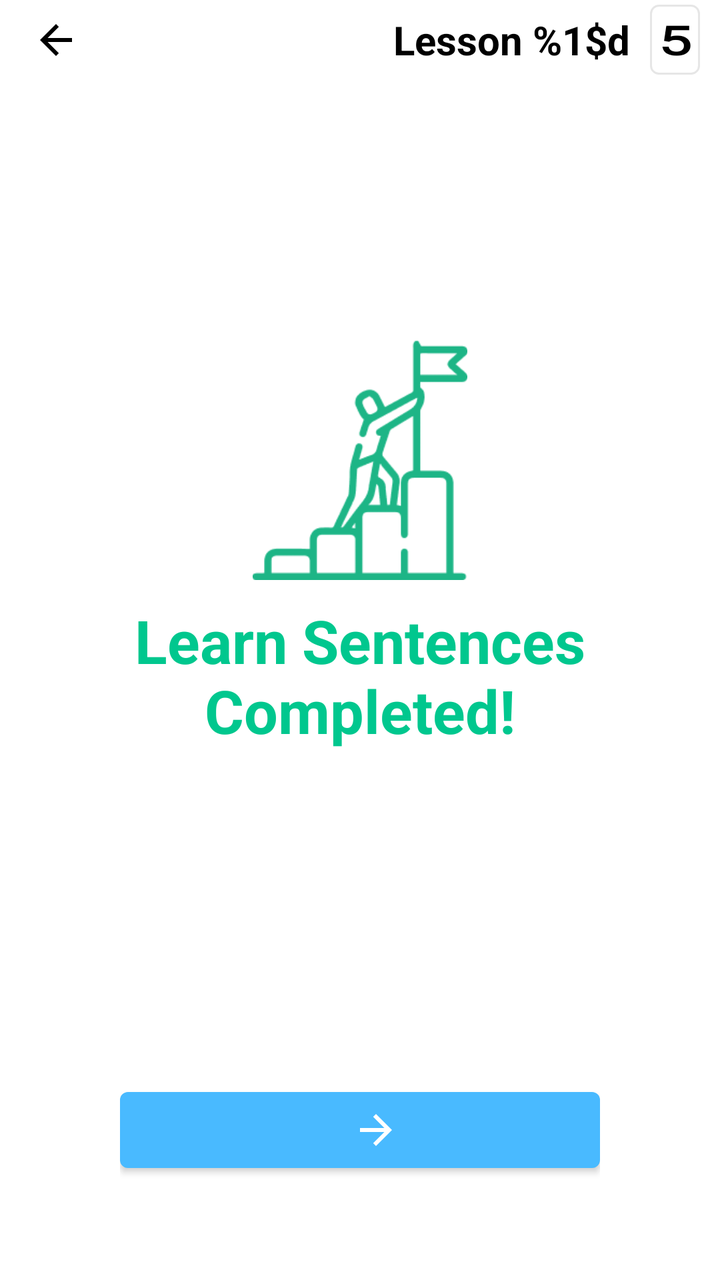
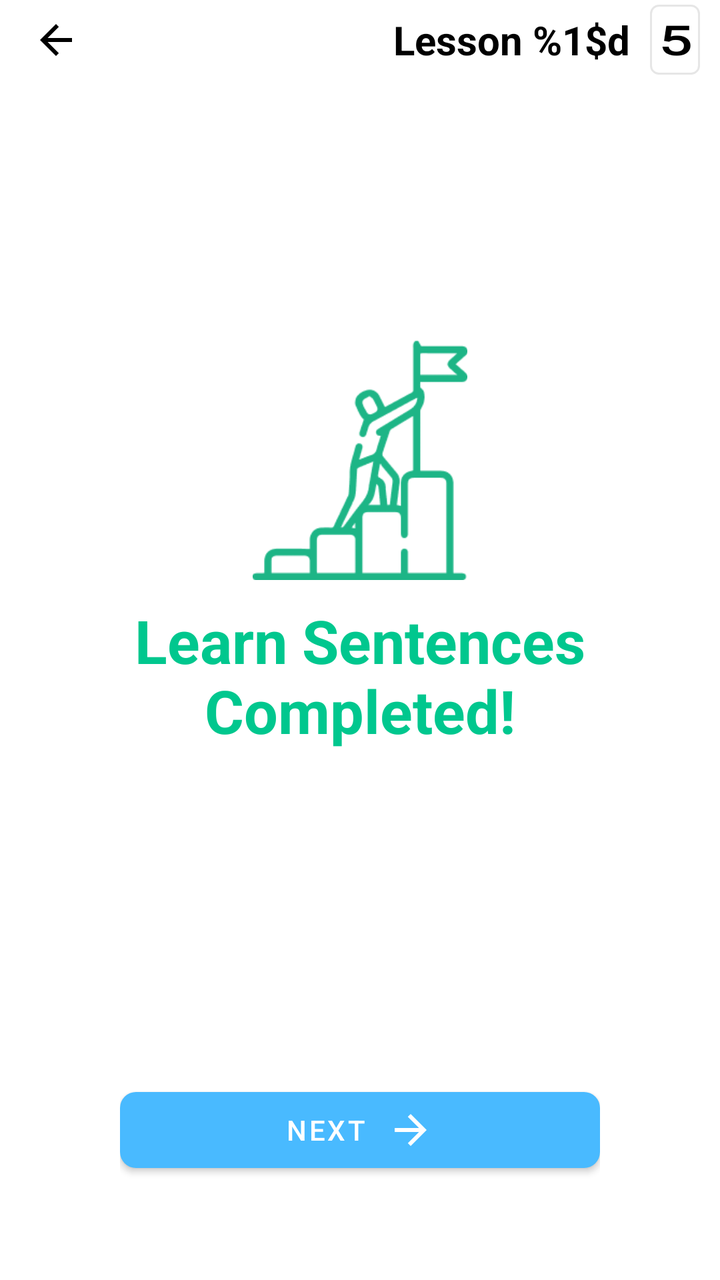

Compare the two renders of this Android layout. The source of the first and the diff that turns it into the second are given below.
<!-- AndroidManifest.xml: application theme Theme.SUN -->
<!-- res/layout/activity_section_completed.xml -->
<?xml version="1.0" encoding="utf-8"?>
<LinearLayout xmlns:android="http://schemas.android.com/apk/res/android"
    xmlns:app="http://schemas.android.com/apk/res-auto"
    android:layout_width="match_parent"
    android:layout_height="match_parent"
    xmlns:tools="http://schemas.android.com/tools"
    android:orientation="vertical"
    tools:context=".ui.activity.SectionCompleteActivity">

    <include android:id="@+id/top_nav_bar"
        layout="@layout/top_navigation" />

    <LinearLayout
        android:layout_width="match_parent"
        android:layout_height="fill_parent"
        android:orientation="vertical">

        <LinearLayout
            android:layout_width="match_parent"
            android:layout_height="wrap_content"
            android:orientation="vertical"
            android:gravity="center"
            android:layout_marginTop="@dimen/_50dp"
            android:paddingHorizontal="@dimen/_60dp">

            <ImageView
                android:id="@+id/image"
                android:layout_width="wrap_content"
                android:layout_height="@dimen/_120dp"
                android:src="@drawable/ic_finish"
                android:layout_marginTop="@dimen/_80dp"/>

            <TextView
                android:layout_width="wrap_content"
                android:layout_height="wrap_content"
                android:text="@string/learn_sentences_completed"
                android:textSize="@dimen/_30sp"
                android:textStyle="bold"
                android:elevation="1dp"
                android:textColor="@color/accent"
                android:gravity="center"
                android:layout_marginTop="@dimen/_10dp"
                android:id="@+id/section_title" />

        </LinearLayout>

        <View
            android:layout_width="match_parent"
            android:layout_height="0dp"
            android:layout_weight="1" />

        <LinearLayout
            android:layout_width="match_parent"
            android:layout_height="wrap_content"
            android:orientation="horizontal"
            android:paddingHorizontal="@dimen/_60dp"
            android:layout_marginBottom="@dimen/_50dp">

            <com.google.android.material.button.MaterialButton
                android:id="@+id/start_button"
                android:layout_width="match_parent"
                android:layout_height="@dimen/_50dp"
                app:icon="@drawable/ic_arrow_right"
                app:iconPadding="@dimen/_16dp"
                app:iconGravity="textEnd" />
        </LinearLayout>

    </LinearLayout>

</LinearLayout>
<!-- res/layout/top_navigation.xml (included above) -->
<?xml version="1.0" encoding="utf-8"?>
<androidx.appcompat.widget.Toolbar
    xmlns:android="http://schemas.android.com/apk/res/android"
    xmlns:app="http://schemas.android.com/apk/res-auto"
    android:id="@+id/toolbar"
    app:navigationIcon="@drawable/ic_arrow_back"
    android:layout_width="match_parent"
    android:layout_height="@dimen/_40dp">

    <LinearLayout
        android:id="@+id/current_page"
        android:layout_width="wrap_content"
        android:layout_height="wrap_content"
        android:orientation="horizontal"
        android:layout_gravity="end"
        android:layout_marginEnd="@dimen/_10dp">

        <ImageView
            android:id="@+id/icon_image"
            android:layout_width="@dimen/_20dp"
            android:layout_height="wrap_content"
            android:src="@drawable/ic_book"
            android:adjustViewBounds="true"
            android:layout_gravity="center"
            android:layout_marginEnd="@dimen/_10dp"
            android:visibility="gone"/>

        <TextView
            android:layout_width="wrap_content"
            android:layout_height="wrap_content"
            android:text="@string/lesson_name"
            android:textSize="@dimen/_20sp"
            android:textStyle="bold"
            android:textColor="@color/black"
            android:elevation="1dp"
            android:id="@+id/page_title" />

        <TextView
            android:layout_width="wrap_content"
            android:layout_height="wrap_content"
            android:text="@string/tally_example"
            android:textSize="@dimen/_20sp"
            android:textColor="@color/black"
            android:textScaleX="1.5"
            android:elevation="1dp"
            android:layout_marginStart="@dimen/_10dp"
            android:fontFamily="@font/tally"
            android:id="@+id/tally_number"
            android:textStyle="bold"
            android:padding="@dimen/_4dp"
            android:gravity="center"
            android:background="@drawable/background_tally"/>
    </LinearLayout>
</androidx.appcompat.widget.Toolbar>
<!-- resources referenced by this layout -->
<resources>
  <color name="accent">#00C78E</color>
  <color name="black">#FF000000</color>
  <dimen name="_10dp">10dp</dimen>
  <dimen name="_120dp">120dp</dimen>
  <dimen name="_16dp">16dp</dimen>
  <dimen name="_20dp">20dp</dimen>
  <dimen name="_20sp">20sp</dimen>
  <dimen name="_30sp">30sp</dimen>
  <dimen name="_40dp">40dp</dimen>
  <dimen name="_4dp">4dp</dimen>
  <dimen name="_50dp">50dp</dimen>
  <dimen name="_60dp">60dp</dimen>
  <dimen name="_80dp">80dp</dimen>
  <!-- drawable background_tally (drawable) -->
  <?xml version="1.0" encoding="utf-8"?>
  <shape xmlns:android="http://schemas.android.com/apk/res/android">
      <size android:width="@dimen/_22dp"/>
      <stroke
          android:width="1dp"
          android:color="@color/gray"/>
      <corners android:radius="@dimen/_4dp"/>
      <solid android:color="@color/transparent"/>
  </shape>
  <!-- drawable ic_arrow_back (drawable) -->
  <vector
      android:autoMirrored="true"
      android:height="24dp"
      android:tint="#000000"
      android:viewportHeight="24"
      android:viewportWidth="24"
      android:width="24dp"
      xmlns:android="http://schemas.android.com/apk/res/android">
      <path android:fillColor="@android:color/white" android:pathData="M20,11H7.83l5.59,-5.59L12,4l-8,8 8,8 1.41,-1.41L7.83,13H20v-2z"/>
  </vector>
  <!-- drawable ic_arrow_right (drawable) -->
  <vector
      android:autoMirrored="true"
      android:height="24dp"
      android:tint="#000000"
      android:viewportHeight="24"
      android:viewportWidth="24"
      android:width="24dp"
      xmlns:android="http://schemas.android.com/apk/res/android">
  
      <group
          android:name="rotationGroup"
          android:pivotX="12"
          android:scaleX="-1">
          <path android:fillColor="@android:color/white" android:pathData="M20,11H7.83l5.59,-5.59L12,4l-8,8 8,8 1.41,-1.41L7.83,13H20v-2z"/>
      </group>
  
  </vector>
  <!-- drawable ic_book: png bitmap (drawable, 508 bytes) -->
  <!-- drawable ic_finish: png bitmap (drawable, 4499 bytes) -->
  <string name="learn_sentences_completed">Learn Sentences Completed!</string>
  <string name="lesson_name">Lesson %1$d</string>
  <string name="tally_example" translatable="false">5</string>
  <style name="Theme.SUN" parent="Base.Theme.SUN" />
  <dimen name="_22dp">22dp</dimen>
  <color name="gray">#E6E6E6</color>
  <color name="transparent">#00000000</color>
  <style name="Base.Theme.SUN" parent="Theme.MaterialComponents.Light.NoActionBar.Bridge">
          <item name="colorPrimary">@color/primary</item>
          <item name="colorPrimaryDark">@color/primary_dark</item>
          <item name="colorAccent">@color/accent</item>
          <item name="android:windowBackground">@color/white</item>
          <item name="android:statusBarColor">@color/primary</item>
      </style>
  <color name="primary">#49BAFF</color>
  <color name="primary_dark">#004874</color>
  <color name="white">#FFFFFFFF</color>
</resources>

<!-- the commit's change to res/layout/activity_section_completed.xml (unified diff, before → after) -->
@@ -60,9 +60,11 @@
                 android:id="@+id/start_button"
                 android:layout_width="match_parent"
                 android:layout_height="@dimen/_50dp"
+                android:text="@string/next"
                 app:icon="@drawable/ic_arrow_right"
-                app:iconPadding="@dimen/_16dp"
-                app:iconGravity="textEnd" />
+                app:iconPadding="@dimen/_10dp"
+                app:iconGravity="textEnd"
+                app:cornerRadius="@dimen/_8dp"/>
         </LinearLayout>
 
     </LinearLayout>
<!-- resource entries referenced after the edit -->
@@ -4,7 +4,6 @@
   <color name="black">#FF000000</color>
   <dimen name="_10dp">10dp</dimen>
   <dimen name="_120dp">120dp</dimen>
-  <dimen name="_16dp">16dp</dimen>
   <dimen name="_20dp">20dp</dimen>
   <dimen name="_20sp">20sp</dimen>
   <dimen name="_30sp">30sp</dimen>
@@ -13,6 +12,7 @@
   <dimen name="_50dp">50dp</dimen>
   <dimen name="_60dp">60dp</dimen>
   <dimen name="_80dp">80dp</dimen>
+  <dimen name="_8dp">8dp</dimen>
   <!-- drawable background_tally (drawable) -->
   <?xml version="1.0" encoding="utf-8"?>
   <shape xmlns:android="http://schemas.android.com/apk/res/android">
@@ -56,6 +56,7 @@
   <!-- drawable ic_finish: png bitmap (drawable, 4499 bytes) -->
   <string name="learn_sentences_completed">Learn Sentences Completed!</string>
   <string name="lesson_name">Lesson %1$d</string>
+  <string name="next">Next</string>
   <string name="tally_example" translatable="false">5</string>
   <style name="Theme.SUN" parent="Base.Theme.SUN" />
   <dimen name="_22dp">22dp</dimen>
